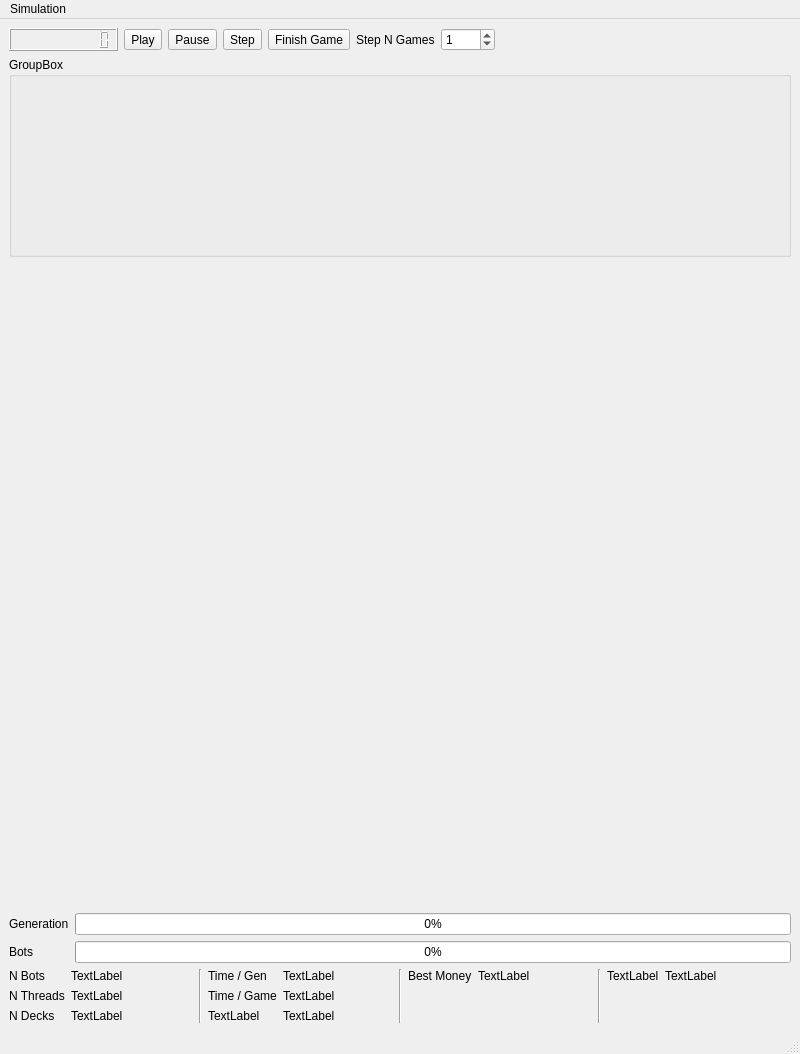
Qt form blackjackBotMainWindow.ui (Timin8er/BlackjackBot) before a commit.
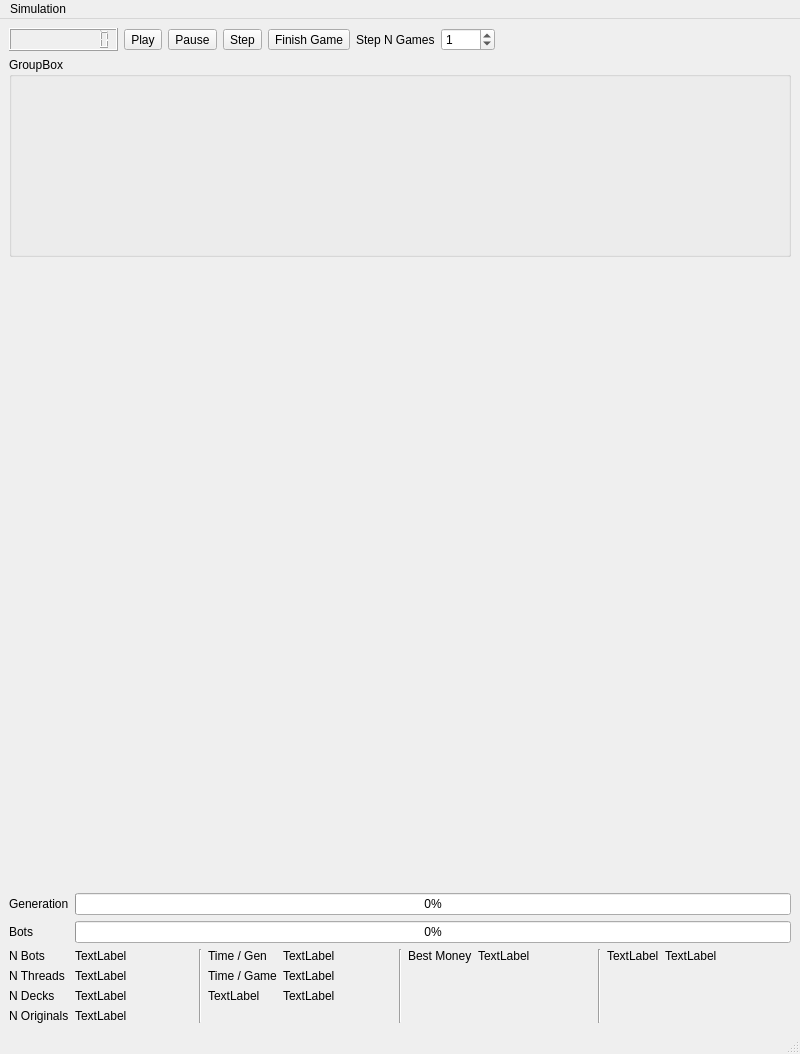
The same form after that commit.

Commit message:
Tracking n-original bots
started tracking the number of remaining original bots.

The edit to the form file:
```diff
--- a/blackjackBotMainWindow.ui
+++ b/blackjackBotMainWindow.ui
@@ -242,6 +242,20 @@
           </property>
          </widget>
         </item>
+        <item row="4" column="0">
+         <widget class="QLabel" name="label_6">
+          <property name="text">
+           <string>N Originals</string>
+          </property>
+         </widget>
+        </item>
+        <item row="4" column="1">
+         <widget class="QLabel" name="printNOriginals">
+          <property name="text">
+           <string>TextLabel</string>
+          </property>
+         </widget>
+        </item>
        </layout>
       </item>
       <item>
```
The commit also changes 4 other files.
